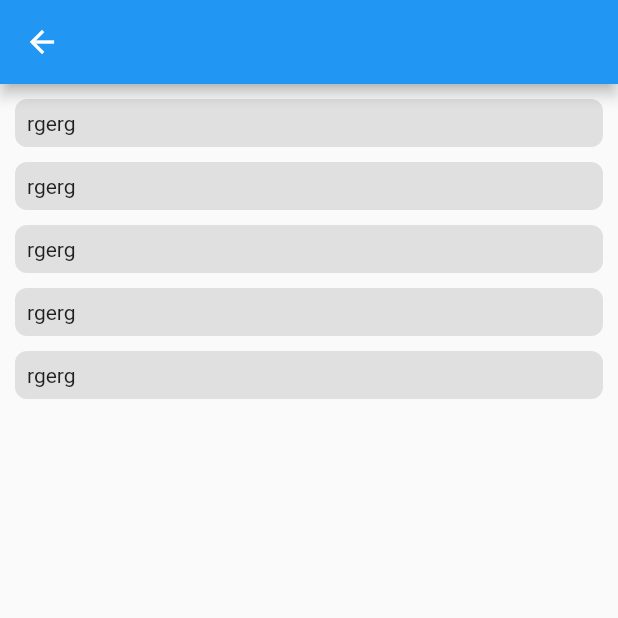
After one commit to omerrmukhtarr/wecode-practice, a Flutter app: the TranersScreenView screen opened by its route, on a phone screen of 412 x 824 dp, the top half of it. The commit adds this screen. Run offline on Flutter 3.47's test engine with Material 2 defaults, Android fonts, the light colour scheme and no system bars.

Commit message:
sesssion 9

```diff
--- a/lib/src/home_screen/home_screen_view.dart
+++ b/lib/src/home_screen/home_screen_view.dart
@@ -24,7 +24,7 @@ class HomescreenView extends StatelessWidget {
               ),
             ),
             Divider(
-              color: Colors.grey,
+              color: Colors.green[800],
               height: 50.0,
             ),
             ElevatedButton(
--- /dev/null
+++ b/lib/src/temp/student_mock_data.dart
@@ -0,0 +1,15 @@
+import 'package:wecode_practic/src/data_models/student_data_model.dart';
+import '../temp/student_mock_data.dart';
+
+List<student> studentMockList = [
+  student("vvrv", "gertg", "erger", "rgerg", 1212, 1241, 1233,
+      "https://unsplash.com/photos/3avZ2vIEmjg", false),
+  student("vvrv", "gertg", "erger", "rgerg", 1212, 1241, 1233,
+      "https://unsplash.com/photos/3avZ2vIEmjg", false),
+  student("vvrv", "gertg", "erger", "rgerg", 1212, 1241, 1233,
+      "https://unsplash.com/photos/3avZ2vIEmjg", false),
+  student("vvrv", "gertg", "erger", "rgerg", 1212, 1241, 1233,
+      "https://unsplash.com/photos/3avZ2vIEmjg", false),
+  student("vvrv", "gertg", "erger", "rgerg", 1212, 1241, 1233,
+      "https://unsplash.com/photos/3avZ2vIEmjg", false),
+];
--- /dev/null
+++ b/lib/src/trainers_screen/trainers_screen_view.dart
@@ -0,0 +1,32 @@
+import 'package:flutter/material.dart';
+import 'package:wecode_practic/src/temp/student_mock_data.dart';
+
+class TranersScreenView extends StatelessWidget {
+  const TranersScreenView({Key? key, this.userName, this.password})
+      : super(key: key);
+  final String? userName;
+  final String? password;
+
+  get index => null;
+  @override
+  Widget build(BuildContext context) {
+    return Scaffold(
+        appBar: AppBar(),
+        body: ListView.builder(
+            itemCount: studentMockList.length,
+            itemBuilder: (context, index) {
+              return theStudentcard(index);
+            }));
+  }
+
+  theStudentcard(int index) {
+    return Container(
+      padding: EdgeInsets.all(8),
+      margin: EdgeInsets.only(top: 10, right: 10, left: 10),
+      decoration: BoxDecoration(
+          color: Colors.grey[300],
+          borderRadius: BorderRadius.all(Radius.circular(8))),
+      child: Text(studentMockList[index].stackoverflow!),
+    );
+  }
+}
```
Also changed, not shown: lib/src/app.dart (+7 -3 lines), lib/src/data_models/student_data_model.dart (added, +34 -0 lines), lib/src/log_screen/login_screen_view.dart (+71 -2 lines), lib/src/privacy_policy/pravicy_policy_screen.dart (added, +21 -0 lines).
